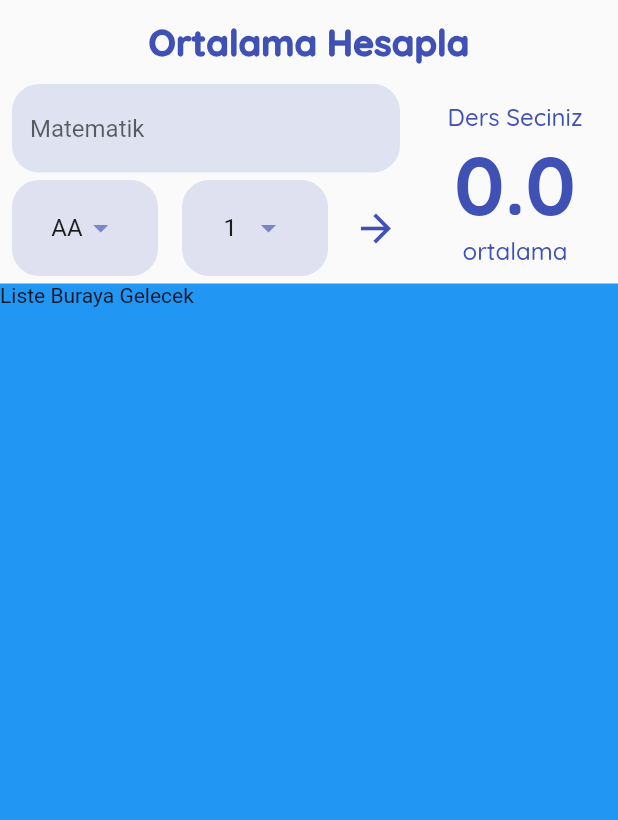
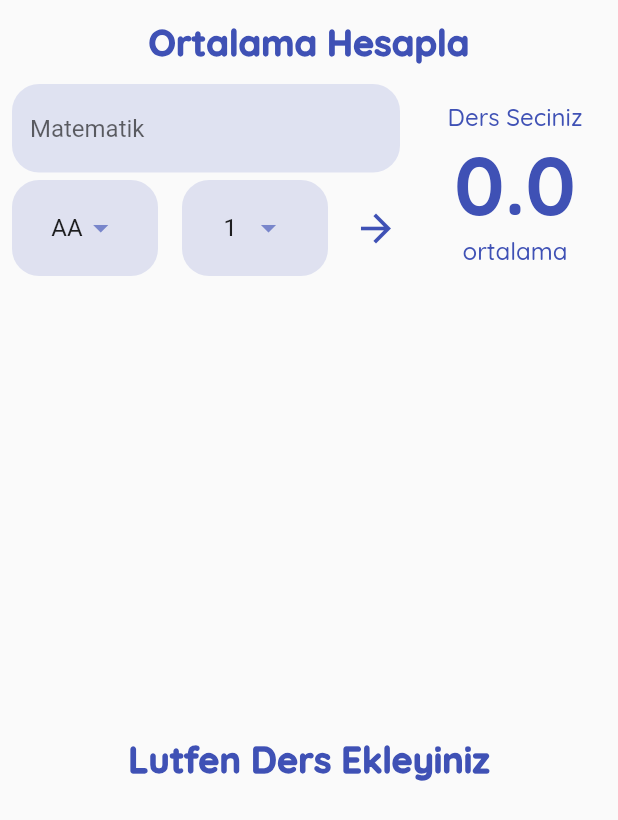
Before and after one commit to tahaturan/flutter_ortalama_hesapla, a Flutter app: the screen it shows after launch, on a phone screen of 412 x 824 dp. Shown: the top 820 px of the screen. Run offline on Flutter 3.47's test engine with Material 2 defaults, Android fonts, the phone set to English and light mode, and no system bars; our stand-ins replace google_fonts.

Commit message:
Dersleri listeleme & Dismissible widget kullanimi

```diff
--- a/lib/constants/app_constant.dart
+++ b/lib/constants/app_constant.dart
@@ -5,6 +5,7 @@ class Constants {
   //*sabitler sinifimizi olusturduk ve bu siniftan nesne uretmenden direk degiskenlerimize erismek icinde degiskenlerimizi static olarak tanimliyoruz
   static const MaterialColor anaRenk = Colors.indigo;
   static const String baslikText = "Ortalama Hesapla";
+  static const Icon cardTrailingIcon = Icon(Icons.book_outlined);
   static final TextStyle baslikStyle = GoogleFonts.quicksand(
     fontSize: 24,
     fontWeight: FontWeight.w900,
--- /dev/null
+++ b/lib/widgets/bos_liste_gorunumu.dart
@@ -0,0 +1,19 @@
+import 'package:flutter/material.dart';
+
+import '../constants/app_constant.dart';
+
+class BosListeGorunumu extends StatelessWidget {
+  const BosListeGorunumu({
+    Key? key,
+  }) : super(key: key);
+
+  @override
+  Widget build(BuildContext context) {
+    return Center(
+      child: Text(
+        "Lutfen Ders Ekleyiniz",
+        style: Constants.baslikStyle,
+      ),
+    );
+  }
+}
--- /dev/null
+++ b/lib/widgets/ders_listesi.dart
@@ -0,0 +1,52 @@
+import 'package:flutter/material.dart';
+import 'package:flutter_ortalama_hesapla/constants/app_constant.dart';
+import 'package:flutter_ortalama_hesapla/helper/data_helper.dart';
+import 'package:flutter_ortalama_hesapla/model/ders.dart';
+import 'package:flutter_ortalama_hesapla/widgets/bos_liste_gorunumu.dart';
+
+class DersListesi extends StatefulWidget {
+  DersListesi({Key? key}) : super(key: key);
+
+  @override
+  State<DersListesi> createState() => _DersListesiState();
+}
+
+class _DersListesiState extends State<DersListesi> {
+  @override
+  Widget build(BuildContext context) {
+    List<Ders> eklenenDerslerListesi = DataHelper.tumEklenenDersler;
+    return eklenenDerslerListesi.isNotEmpty
+        ? ListView.builder(
+            itemCount: DataHelper.tumEklenenDersler.length,
+            itemBuilder: (BuildContext context, int index) {
+              Ders ders = DataHelper.tumEklenenDersler[index];
+              return Dismissible(
+                key: UniqueKey(),
+                direction: DismissDirection.startToEnd,
+                onDismissed: (yon) {
+                  eklenenDerslerListesi.removeAt(index);
+                  setState(() {});
+                },
+                child: Padding(
+                  padding: const EdgeInsets.all(2.0),
+                  child: Card(
+                    elevation: 5,
+                    child: ListTile(
+                      title: Text(ders.dersAdi),
+                      subtitle: Text(
+                        "Kredi: ${ders.krediDegeri.toStringAsFixed(0)} Harf Notu: ${DataHelper.notuHarfeCevir(ders.harfDegeri.toString())}",
+                      ),
+                      leading: CircleAvatar(
+                        backgroundColor: Constants.anaRenk,
+                        child: Text("${index + 1}"),
+                      ),
+                      trailing: Constants.cardTrailingIcon,
+                    ),
+                  ),
+                ),
+              );
+            },
+          )
+        : BosListeGorunumu();
+  }
+}
--- a/lib/widgets/ortalama_hesapla_page.dart
+++ b/lib/widgets/ortalama_hesapla_page.dart
@@ -2,6 +2,7 @@ import 'package:flutter/material.dart';
 import 'package:flutter_ortalama_hesapla/constants/app_constant.dart';
 import 'package:flutter_ortalama_hesapla/helper/data_helper.dart';
 import 'package:flutter_ortalama_hesapla/model/ders.dart';
+import 'package:flutter_ortalama_hesapla/widgets/ders_listesi.dart';
 import 'package:flutter_ortalama_hesapla/widgets/ortalama_goster.dart';
 
 class OrtalamaHesaplaPage extends StatefulWidget {
@@ -19,6 +20,7 @@ class _OrtalamaHesaplaPageState extends State<OrtalamaHesaplaPage> {
   @override
   Widget build(BuildContext context) {
     return Scaffold(
+      resizeToAvoidBottomInset: false,
       appBar: AppBar(
         backgroundColor: Colors.transparent,
         elevation: 0,
@@ -49,10 +51,7 @@ class _OrtalamaHesaplaPageState extends State<OrtalamaHesaplaPage> {
           ),
           //*Liste
           Expanded(
-            child: Container(
-              color: Colors.blue,
-              child: const Text("Liste Buraya Gelecek"),
-            ),
+            child: DersListesi(),
           ),
         ],
       ),
```
Also changed, not shown: lib/helper/data_helper.dart (+26 -0 lines).
